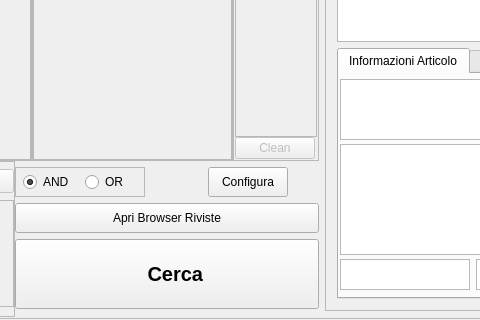
First picture: the form in lescienze500/src/lescienze500.ui, repository simon-r/LeScienze500, before the edit; both pictures show x 250 to 730 and y 421 to 741 of the 1098 by 741 pixel window.
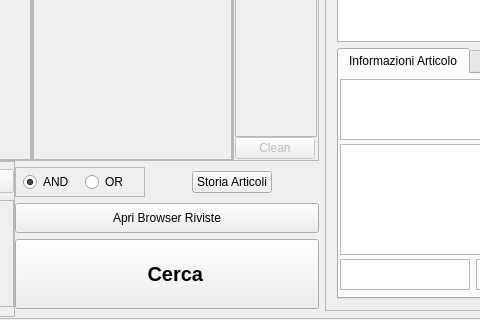
Second picture: the form after the edit. Icons and pictures are not drawn.

```diff
--- a/lescienze500/src/lescienze500.ui
+++ b/lescienze500/src/lescienze500.ui
@@ -1308,30 +1308,7 @@
                    </layout>
                   </widget>
                  </item>
-                 <item row="2" column="3">
-                  <widget class="QPushButton" name="Configura">
-                   <property name="enabled">
-                    <bool>true</bool>
-                   </property>
-                   <property name="maximumSize">
-                    <size>
-                     <width>16777215</width>
-                     <height>30</height>
-                    </size>
-                   </property>
-                   <property name="contextMenuPolicy">
-                    <enum>Qt::NoContextMenu</enum>
-                   </property>
-                   <property name="text">
-                    <string>Configura</string>
-                   </property>
-                   <property name="icon">
-                    <iconset resource="crystal.qrc">
-                     <normaloff>:/icons/crystal/configure-256.png</normaloff>:/icons/crystal/configure-256.png</iconset>
-                   </property>
-                  </widget>
-                 </item>
-                 <item row="5" column="0" colspan="5">
+                 <item row="5" column="0" colspan="4">
                   <widget class="QPushButton" name="Cerca">
                    <property name="enabled">
                     <bool>true</bool>
@@ -1374,7 +1351,7 @@
                    </property>
                   </widget>
                  </item>
-                 <item row="4" column="0" colspan="5">
+                 <item row="4" column="0" colspan="4">
                   <widget class="QPushButton" name="ApriBrowserCopertine">
                    <property name="minimumSize">
                     <size>
@@ -1397,6 +1374,17 @@
                    </property>
                   </widget>
                  </item>
+                 <item row="2" column="2">
+                  <widget class="QPushButton" name="MostraStoria">
+                   <property name="text">
+                    <string>Storia Articoli</string>
+                   </property>
+                   <property name="icon">
+                    <iconset resource="crystal.qrc">
+                     <normaloff>:/icons/crystal/view-history.png</normaloff>:/icons/crystal/view-history.png</iconset>
+                   </property>
+                  </widget>
+                 </item>
                 </layout>
                </widget>
               </item>
@@ -1521,6 +1509,10 @@
    </property>
   </action>
   <action name="actionMostra_Storia">
+   <property name="icon">
+    <iconset resource="crystal.qrc">
+     <normaloff>:/icons/crystal/view-history.png</normaloff>:/icons/crystal/view-history.png</iconset>
+   </property>
    <property name="text">
     <string>Mostra Storia</string>
    </property>
```
